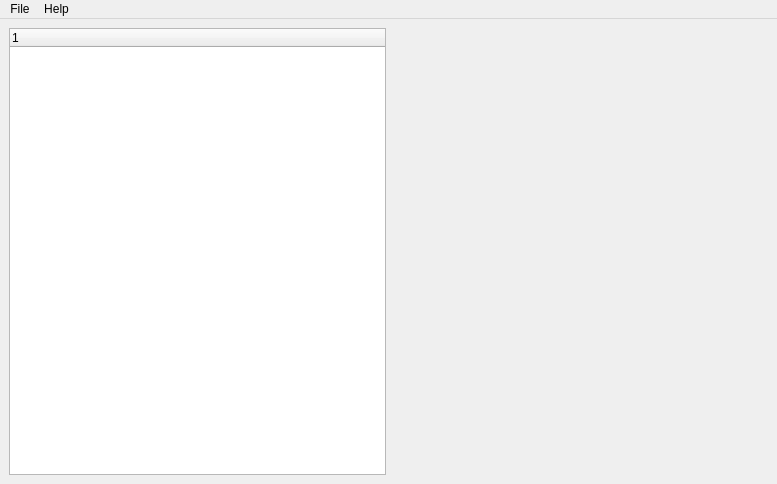
Above: code/src/mainWindow/mainWindow.ui from vladislav06/sigProc before the change. Below: the same form after it.
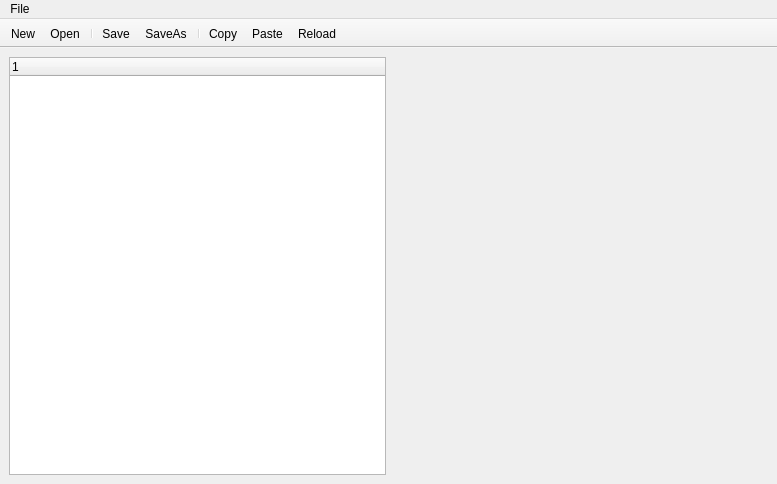
That is the form after the change. Icons and pictures are not drawn.

Commit message: Added resources Added toolbar Added node reload Added recursion check

Patch:
```diff
--- a/code/src/mainWindow/mainWindow.ui
+++ b/code/src/mainWindow/mainWindow.ui
@@ -49,12 +49,6 @@
      <height>22</height>
     </rect>
    </property>
-   <widget class="QMenu" name="menuHelp">
-    <property name="title">
-     <string>Help</string>
-    </property>
-    <addaction name="actionAbout"/>
-   </widget>
    <widget class="QMenu" name="menuFile">
     <property name="title">
      <string>File</string>
@@ -63,7 +57,44 @@
     <addaction name="actionOpen"/>
    </widget>
    <addaction name="menuFile"/>
-   <addaction name="menuHelp"/>
+  </widget>
+  <widget class="QToolBar" name="toolBar">
+   <property name="mouseTracking">
+    <bool>false</bool>
+   </property>
+   <property name="windowTitle">
+    <string>toolBar</string>
+   </property>
+   <property name="movable">
+    <bool>false</bool>
+   </property>
+   <property name="iconSize">
+    <size>
+     <width>24</width>
+     <height>24</height>
+    </size>
+   </property>
+   <property name="toolButtonStyle">
+    <enum>Qt::ToolButtonTextBesideIcon</enum>
+   </property>
+   <property name="floatable">
+    <bool>false</bool>
+   </property>
+   <attribute name="toolBarArea">
+    <enum>TopToolBarArea</enum>
+   </attribute>
+   <attribute name="toolBarBreak">
+    <bool>false</bool>
+   </attribute>
+   <addaction name="actionNew"/>
+   <addaction name="actionOpen"/>
+   <addaction name="separator"/>
+   <addaction name="actionSave"/>
+   <addaction name="actionSaveAs"/>
+   <addaction name="separator"/>
+   <addaction name="actionCopy"/>
+   <addaction name="actionPaste"/>
+   <addaction name="actionReload"/>
   </widget>
   <action name="actionAbout">
    <property name="text">
@@ -80,6 +111,57 @@
     <string>Open</string>
    </property>
   </action>
+  <action name="actionCopy">
+   <property name="icon">
+    <iconset theme="edit-copy"/>
+   </property>
+   <property name="text">
+    <string>Copy</string>
+   </property>
+  </action>
+  <action name="actionPaste">
+   <property name="icon">
+    <iconset theme="edit-paste"/>
+   </property>
+   <property name="text">
+    <string>Paste</string>
+   </property>
+  </action>
+  <action name="actionCut">
+   <property name="icon">
+    <iconset theme="edit-cut"/>
+   </property>
+   <property name="text">
+    <string>Cut</string>
+   </property>
+  </action>
+  <action name="actionNew">
+   <property name="icon">
+    <iconset theme="document-new"/>
+   </property>
+   <property name="text">
+    <string>New</string>
+   </property>
+   <property name="whatsThis">
+    <string/>
+   </property>
+  </action>
+  <action name="actionSaveAs">
+   <property name="icon">
+    <iconset theme="document-save-as"/>
+   </property>
+   <property name="text">
+    <string>SaveAs</string>
+   </property>
+  </action>
+  <action name="actionReload">
+   <property name="icon">
+    <iconset theme="view-refresh"/>
+   </property>
+   <property name="text">
+    <string>Reload</string>
+   </property>
+  </action>
  </widget>
  <resources/>
  <connections/>
```
Left out of the diff: 20 changed lines with no effect on the pictures. The commit also changes 12 other files.
